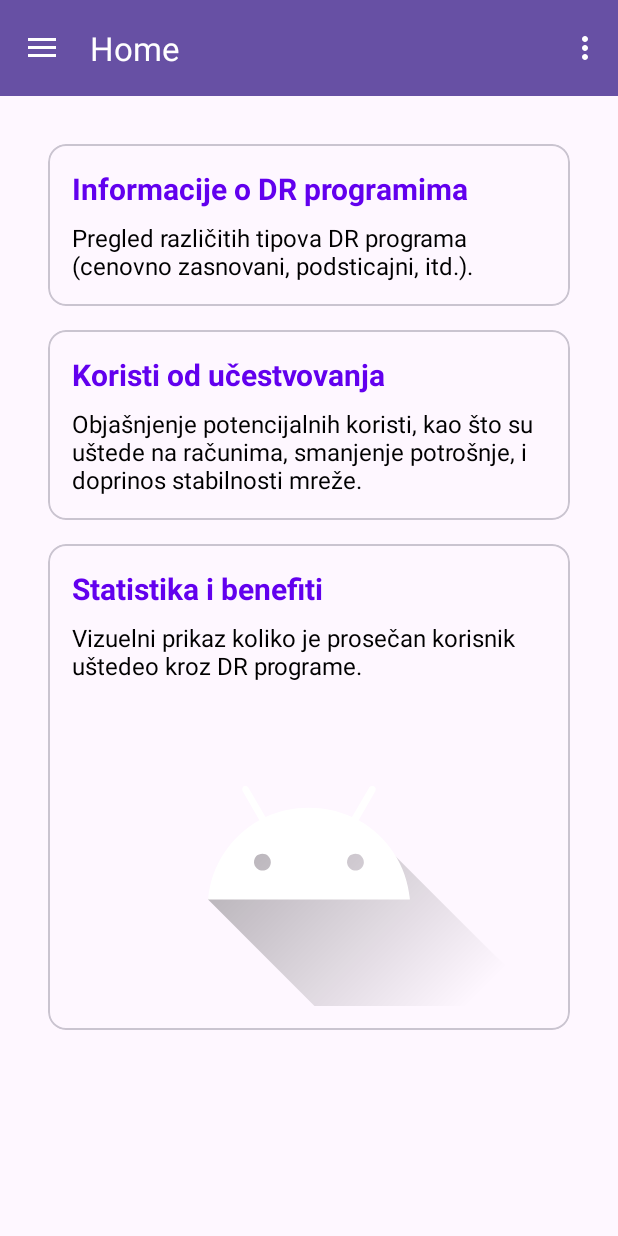
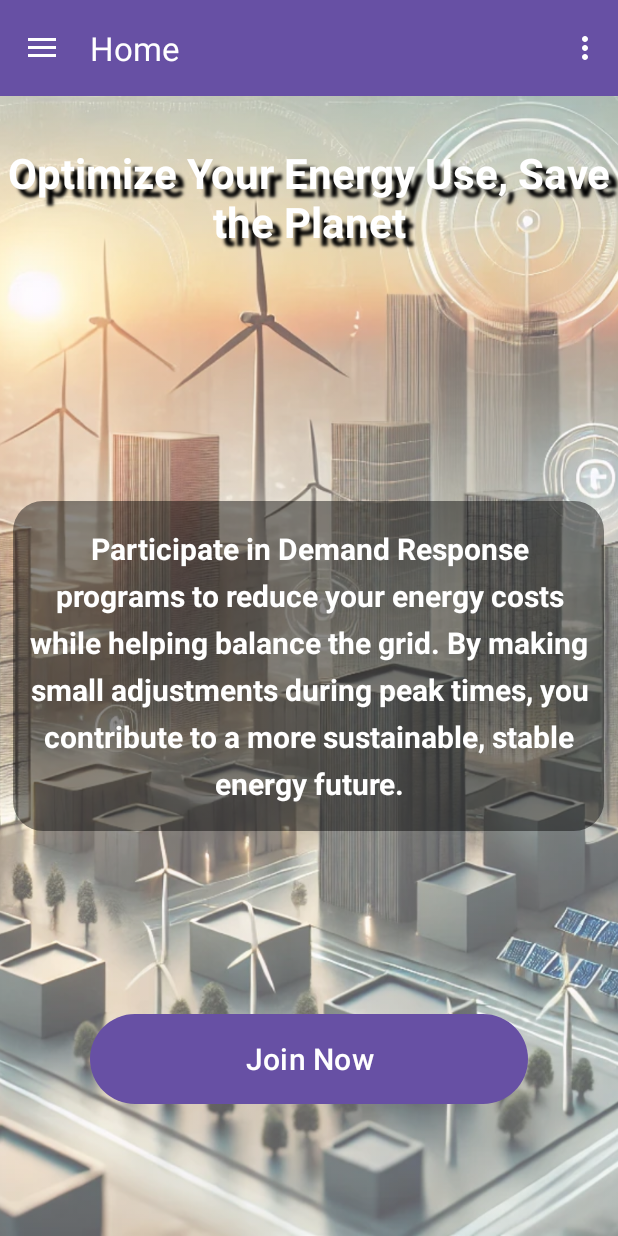
Before and after one commit to theShus/Demand_Response_DemoApp, an Android app: the MainActivity screen opened directly, with no data from a screen before it, on a phone screen of 412 x 824 dp. Run offline under Robolectric (Android 15) with nearby library versions, the phone set to English and light mode, and no system bars; our stand-ins replace navigation-ui.

Commit message:
Home are done

```diff
--- a/app/src/main/AndroidManifest.xml
+++ b/app/src/main/AndroidManifest.xml
@@ -4,6 +4,7 @@
 
     <uses-permission android:name="android.permission.ACCESS_FINE_LOCATION" />
     <uses-permission android:name="android.permission.ACCESS_COARSE_LOCATION" />
+    <uses-permission android:name="android.permission.INTERNET" />
 
     <application
         android:allowBackup="true"
--- a/app/src/main/java/master/app/MainActivity.kt
+++ b/app/src/main/java/master/app/MainActivity.kt
@@ -38,7 +38,7 @@
         // Passing each menu ID as a set of Ids because each
         // menu should be considered as top level destinations.
         appBarConfiguration = AppBarConfiguration(
-            setOf(//todo here
+            setOf(
                 R.id.nav_home, R.id.current_prices, R.id.smart_devices, R.id.spending_history, R.id.electric_vehicles, R.id.events
             ), drawerLayout
         )
--- a/app/src/main/java/master/app/ui/home/HomeFragment.kt
+++ b/app/src/main/java/master/app/ui/home/HomeFragment.kt
@@ -1,11 +1,20 @@
 package master.app.ui.home
 
+import android.content.Intent
+import android.graphics.Color
+import android.graphics.LinearGradient
+import android.graphics.Shader
+import android.net.Uri
 import android.os.Bundle
 import android.view.LayoutInflater
 import android.view.View
 import android.view.ViewGroup
+import android.widget.Button
+import android.widget.TextView
+import android.widget.Toast
 import androidx.fragment.app.Fragment
 import androidx.lifecycle.ViewModelProvider
+import master.app.R
 import master.app.databinding.FragmentHomeBinding
 
 class HomeFragment : Fragment() {
@@ -14,8 +23,7 @@
     private val binding get() = _binding!!
 
     override fun onCreateView(
-        inflater: LayoutInflater,
-        container: ViewGroup?,
+        inflater: LayoutInflater, container: ViewGroup?,
         savedInstanceState: Bundle?
     ): View {
         val homeViewModel = ViewModelProvider(this).get(HomeViewModel::class.java)
@@ -23,9 +31,26 @@
         _binding = FragmentHomeBinding.inflate(inflater, container, false)
         val root: View = binding.root
 
-        // Example of observing ViewModel data (optional)
-        homeViewModel.text.observe(viewLifecycleOwner) {
-            binding.drProgramsDescription.text = it
+        // Set up gradient for the main header text
+        val mainHeaderText = root.findViewById<TextView>(R.id.mainHeaderText)
+//        val textShader = LinearGradient(
+//            0f, 0f, 0f, mainHeaderText.textSize,
+//            intArrayOf(
+//                Color.parseColor("#006400"),
+//                Color.parseColor("#00CED1")
+//            ), // Deep Green to Light Blue gradient
+//            null, Shader.TileMode.CLAMP
+//        )
+//        mainHeaderText.paint.shader = textShader
+
+        // Find the "Join Now" button and set the click listener
+        val joinNowButton = root.findViewById<Button>(R.id.joinNowButton)
+        joinNowButton.setOnClickListener {
+            Toast.makeText(requireContext(), "Thank you for joining!", Toast.LENGTH_SHORT).show()
+
+            // Open browser and go to google.com
+//            val browserIntent = Intent(Intent.ACTION_VIEW, Uri.parse("https://www.google.com"))
+//            startActivity(browserIntent)
         }
 
         return root
--- /dev/null
+++ b/app/src/main/res/drawable/fancy_shape.xml
@@ -0,0 +1,8 @@
+<?xml version="1.0" encoding="utf-8"?>
+<shape xmlns:android="http://schemas.android.com/apk/res/android"
+    android:shape="rectangle">
+
+    <solid android:color="#80000000" /> <!-- Semi-transparent black for readability -->
+    <corners android:radius="20dp" /> <!-- Rounded corners for the shape -->
+
+</shape>
--- /dev/null
+++ b/app/src/main/res/drawable/rounded_button_background.xml
@@ -0,0 +1,14 @@
+<?xml version="1.0" encoding="utf-8"?>
+<shape xmlns:android="http://schemas.android.com/apk/res/android"
+    android:shape="rectangle">
+
+    <solid android:color="#4CAF50" /> <!-- Green color for the button -->
+
+    <corners android:radius="50dp" /> <!-- Rounded corners -->
+
+    <padding
+        android:left="16dp"
+        android:top="8dp"
+        android:right="16dp"
+        android:bottom="8dp" />
+</shape>
--- a/app/src/main/res/layout/fragment_home.xml
+++ b/app/src/main/res/layout/fragment_home.xml
@@ -1,140 +1,79 @@
-<?xml version="1.0" encoding="utf-8"?>
-<androidx.constraintlayout.widget.ConstraintLayout
+<RelativeLayout
     xmlns:android="http://schemas.android.com/apk/res/android"
-    xmlns:app="http://schemas.android.com/apk/res-auto"
     xmlns:tools="http://schemas.android.com/tools"
     android:layout_width="match_parent"
     android:layout_height="match_parent"
     tools:context=".ui.home.HomeFragment">
 
-    <ScrollView
-        android:layout_width="0dp"
-        android:layout_height="0dp"
-        app:layout_constraintTop_toTopOf="parent"
-        app:layout_constraintStart_toStartOf="parent"
-        app:layout_constraintEnd_toEndOf="parent"
-        app:layout_constraintBottom_toBottomOf="parent"
-        android:padding="16dp">
+    <!-- Background Image -->
+    <ImageView
+        android:id="@+id/backgroundImage"
+        android:layout_width="match_parent"
+        android:layout_height="match_parent"
+        android:scaleType="centerCrop"
+        android:src="@drawable/smart_city_energy_grid"
+        android:contentDescription="Smart city with renewable energy sources"
+        android:alpha="0.7" />
 
-        <LinearLayout
-            android:layout_width="match_parent"
-            android:layout_height="wrap_content"
-            android:orientation="vertical"
-            android:padding="16dp"
-            android:gravity="center_horizontal">
+    <!-- Fancy Shape Behind Text for Better Visibility -->
+    <View
+        android:id="@+id/shapeBackground"
+        android:layout_width="394dp"
+        android:layout_height="220dp"
+        android:layout_centerInParent="true"
+        android:alpha="0.9"
+        android:background="@drawable/fancy_shape" />
 
-            <!-- Card: DR Program Types -->
-            <com.google.android.material.card.MaterialCardView
-                android:layout_width="match_parent"
-                android:layout_height="wrap_content"
-                android:layout_marginBottom="16dp">
-
-                <LinearLayout
-                    android:layout_width="match_parent"
-                    android:layout_height="wrap_content"
-                    android:orientation="vertical"
-                    android:padding="16dp">
-
+    <!-- Title Text (Moved to Top) -->
     <TextView
-                        android:id="@+id/dr_programs_title"
+        android:id="@+id/mainHeaderText"
         android:layout_width="wrap_content"
         android:layout_height="wrap_content"
-                        android:text="Informacije o DR programima"
-                        android:textSize="20sp"
-                        android:textStyle="bold"
-                        android:textColor="@color/primary" />
+        android:layout_alignParentTop="true"
+        android:layout_centerHorizontal="true"
+        android:layout_marginBottom="16dp"
+        android:gravity="center"
+        android:paddingTop="32dp"
+        android:shadowColor="#000000"
+        android:shadowDx="8"
+        android:shadowDy="8"
+        android:shadowRadius="2"
+        android:text="Optimize Your Energy Use, Save the Planet"
+        android:textAlignment="center"
+        android:textColor="#FFFFFF"
+        android:textSize="28sp"
+        android:textStyle="bold" />
 
+    <!-- Detailed Subtext (Placed in the Center with Additional Information) -->
     <TextView
-                        android:id="@+id/dr_programs_description"
-                        android:layout_width="match_parent"
-                        android:layout_height="wrap_content"
-                        android:text="Pregled različitih tipova DR programa (cenovno zasnovani, podsticajni, itd.)."
-                        android:layout_marginTop="8dp"
-                        android:textSize="16sp"
-                        android:textColor="@color/black" />
-
-                </LinearLayout>
-            </com.google.android.material.card.MaterialCardView>
-
-            <!-- Card: Benefits of Participation -->
-            <com.google.android.material.card.MaterialCardView
-                android:layout_width="match_parent"
-                android:layout_height="wrap_content"
-                android:layout_marginBottom="16dp">
-
-                <LinearLayout
-                    android:layout_width="match_parent"
-                    android:layout_height="wrap_content"
-                    android:orientation="vertical"
-                    android:padding="16dp">
-
-                    <TextView
-                        android:id="@+id/benefits_title"
+        android:id="@+id/subText"
         android:layout_width="wrap_content"
         android:layout_height="wrap_content"
-                        android:text="Koristi od učestvovanja"
+        android:layout_centerInParent="true"
+        android:gravity="center"
+        android:lineSpacingExtra="8dp"
+        android:padding="16dp"
+        android:text="Participate in Demand Response programs to reduce your energy costs while helping balance the grid. By making small adjustments during peak times, you contribute to a more sustainable, stable energy future."
+        android:textAlignment="center"
+        android:textColor="#FFFFFF"
         android:textSize="20sp"
-                        android:textStyle="bold"
-                        android:textColor="@color/primary" />
+        android:textStyle="bold" />
 
-                    <TextView
-                        android:id="@+id/benefits_description"
-                        android:layout_width="match_parent"
-                        android:layout_height="wrap_content"
-                        android:text="Objašnjenje potencijalnih koristi, kao što su uštede na računima, smanjenje potrošnje, i doprinos stabilnosti mreže."
-                        android:layout_marginTop="8dp"
-                        android:textSize="16sp"
-                        android:textColor="@color/black" />
-
-                </LinearLayout>
-            </com.google.android.material.card.MaterialCardView>
-
-            <!-- Card: Statistics and Benefits -->
-            <com.google.android.material.card.MaterialCardView
-                android:layout_width="match_parent"
-                android:layout_height="wrap_content"
-                android:layout_marginBottom="16dp">
-
-                <LinearLayout
-                    android:layout_width="match_parent"
-                    android:layout_height="wrap_content"
-                    android:orientation="vertical"
-                    android:padding="16dp">
-
-                    <TextView
-                        android:id="@+id/statistics_title"
-                        android:layout_width="wrap_content"
-                        android:layout_height="wrap_content"
-                        android:text="Statistika i benefiti"
-                        android:textSize="20sp"
-                        android:textStyle="bold"
-                        android:textColor="@color/primary" />
-
-                    <TextView
-                        android:id="@+id/statistics_description"
-                        android:layout_width="match_parent"
-                        android:layout_height="wrap_content"
-                        android:text="Vizuelni prikaz koliko je prosečan korisnik uštedeo kroz DR programe."
-                        android:layout_marginTop="8dp"
-                        android:textSize="16sp"
-                        android:textColor="@color/black" />
-
-                    <!-- Placeholder for a graph or statistics image -->
-                    <ImageView
-                        android:id="@+id/statistics_image"
-                        android:layout_width="match_parent"
-                        android:layout_height="200dp"
-                        android:layout_marginTop="16dp"
-                        android:scaleType="centerCrop"
-                        android:src="@drawable/ic_launcher_foreground" />
-
-<!--  todo sliku zameni-->
-
-                </LinearLayout>
-            </com.google.android.material.card.MaterialCardView>
-
-        </LinearLayout>
-
-    </ScrollView>
-
-</androidx.constraintlayout.widget.ConstraintLayout>
+    <!-- Join Now Button (Larger and Green) -->
+    <Button
+        android:id="@+id/joinNowButton"
+        android:layout_width="300dp"
+        android:layout_height="60dp"
+        android:layout_below="@id/subText"
+        android:layout_alignParentStart="true"
+        android:layout_alignParentEnd="true"
+        android:layout_marginStart="60dp"
+        android:layout_marginTop="124dp"
+        android:layout_marginEnd="60dp"
+        android:background="@drawable/rounded_button_background"
+        android:elevation="6dp"
+        android:text="Join Now"
+        android:textColor="@android:color/white"
+        android:textColorLink="#BD2D2D"
+        android:textSize="20sp" />
+</RelativeLayout>
```
Also changed, not shown: app/src/main/res/drawable/smart_city_energy_grid.png (added). Lines whose indentation alone changed are shown as unchanged.
